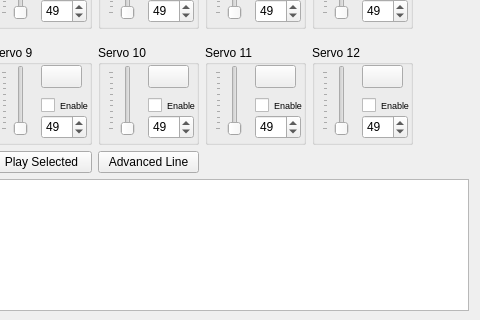
Before: the Qt Designer form src/servoboard_main.ui in jgen/ServoControl, drawn with Qt 5; both pictures show x 234 to 714 and y 120 to 440 of the 714 by 440 pixel window.
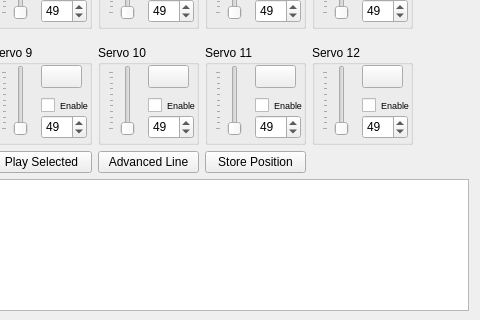
After: the same form once the commit is applied. Icons and pictures are not drawn.

Commit message: Can now add positions to files that have been already created

What changed in the file:
```diff
--- a/src/servoboard_main.ui
+++ b/src/servoboard_main.ui
@@ -1421,6 +1421,16 @@
        </property>
       </spacer>
      </item>
+     <item row="4" column="4">
+      <widget class="QPushButton" name="btnStore">
+       <property name="toolTip">
+        <string>Store position as next one in the sequence</string>
+       </property>
+       <property name="text">
+        <string>Store Position</string>
+       </property>
+      </widget>
+     </item>
     </layout>
    </item>
   </layout>
```
The commit also changes 8 other files.
